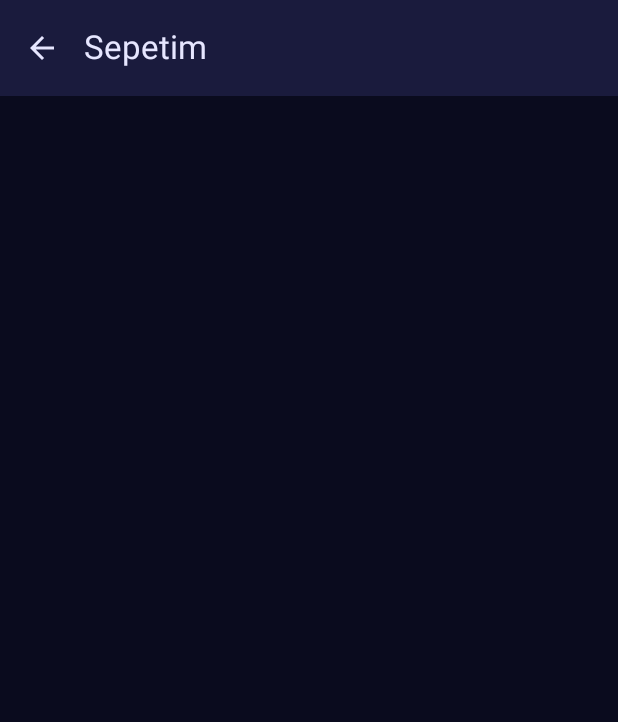
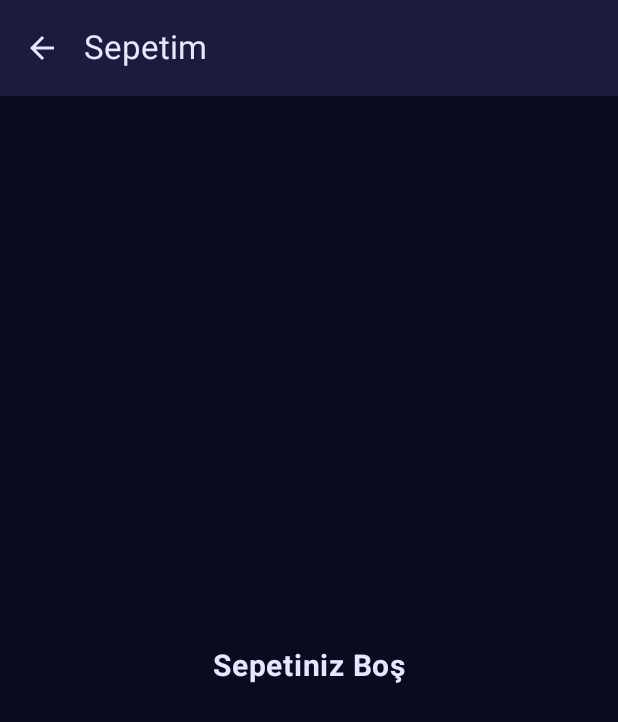
Before and after one commit to mertmutludevelopment/MoviesMobile, an Android app built with Jetpack Compose: the CartScreen screen opened through its navigation route, on a phone screen of 412 x 824 dp. Shown: the top 722 px of the screen. Run offline under Robolectric (Android 15) with nearby library versions, the phone set to English and light mode, and no system bars; our stand-ins replace Dagger/Hilt's generated code; pictures from the network do not load.

Commit message:
fix: delete last item at cart problem resolved

```diff
--- a/app/src/main/java/com/example/moviesmobile/data/datasource/MovieDataSource.kt
+++ b/app/src/main/java/com/example/moviesmobile/data/datasource/MovieDataSource.kt
@@ -39,7 +39,11 @@ class MovieDataSource(var moviesDao: MoviesDao) {
     }
 
     suspend fun getMovieCart(userName: String) = withContext(Dispatchers.IO) {
-        return@withContext moviesDao.getMovieCart(userName).movie_cart
+        return@withContext try {
+            moviesDao.getMovieCart(userName).movie_cart
+        } catch (e: Exception) {
+            emptyList()
+        }
     }
 
     suspend fun deleteMovie(cartId: Int, userName: String) = withContext(Dispatchers.IO) {
--- a/app/src/main/java/com/example/moviesmobile/data/entity/CartResponse.kt
+++ b/app/src/main/java/com/example/moviesmobile/data/entity/CartResponse.kt
@@ -1,5 +1,5 @@
 package com.example.moviesmobile.data.entity
 
 data class CartResponse(
-    val movie_cart: List<CartMovie>
+    val movie_cart: List<CartMovie> = emptyList()
 )
--- a/app/src/main/java/com/example/moviesmobile/ui/screens/CartScreen.kt
+++ b/app/src/main/java/com/example/moviesmobile/ui/screens/CartScreen.kt
@@ -15,6 +15,7 @@ import androidx.compose.ui.Alignment
 import androidx.compose.ui.Modifier
 import androidx.compose.ui.layout.ContentScale
 import androidx.compose.ui.text.font.FontWeight
+import androidx.compose.ui.text.style.TextAlign
 import androidx.compose.ui.unit.dp
 import androidx.compose.ui.unit.sp
 import androidx.navigation.NavController
@@ -55,6 +56,22 @@ fun CartScreen(
             )
         )
 
+        if (cartItems.isEmpty()) {
+            Box(
+                modifier = Modifier
+                    .fillMaxSize()
+                    .padding(16.dp),
+                contentAlignment = Alignment.Center
+            ) {
+                Text(
+                    text = "Sepetiniz Boş",
+                    color = OnSurface,
+                    fontSize = 20.sp,
+                    fontWeight = FontWeight.Bold,
+                    textAlign = TextAlign.Center
+                )
+            }
+        } else {
             LazyColumn(
                 modifier = Modifier
                     .fillMaxSize()
@@ -152,3 +169,4 @@ fun CartScreen(
             }
         }
     }
+}
```
Lines whose indentation alone changed are shown as unchanged.
